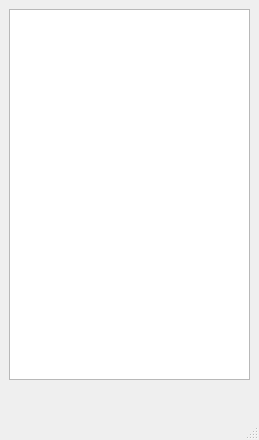
This is src/qxygen.ui in BackupTheBerlios/qxygen-svn as Qt 5 draws it before an edit. The edited form follows.
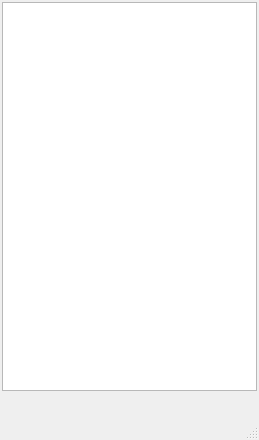
This is the edited form. Custom widgets are drawn as their Qt base class.

The edit to the form file:
```diff
--- a/src/qxygen.ui
+++ b/src/qxygen.ui
@@ -38,10 +38,10 @@
   <widget class="QWidget" name="centralwidget" >
    <layout class="QGridLayout" >
     <property name="margin" >
-     <number>9</number>
+     <number>2</number>
     </property>
     <property name="spacing" >
-     <number>6</number>
+     <number>2</number>
     </property>
     <item row="1" column="0" >
      <widget class="QPushButton" name="menuButton" >
```
